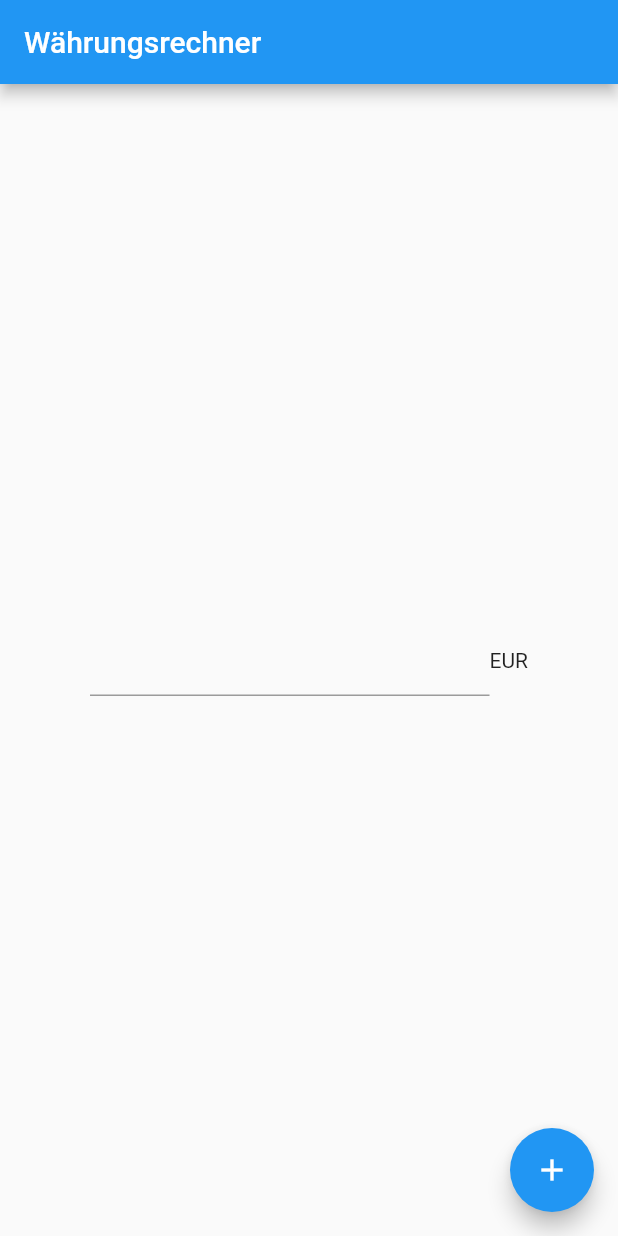
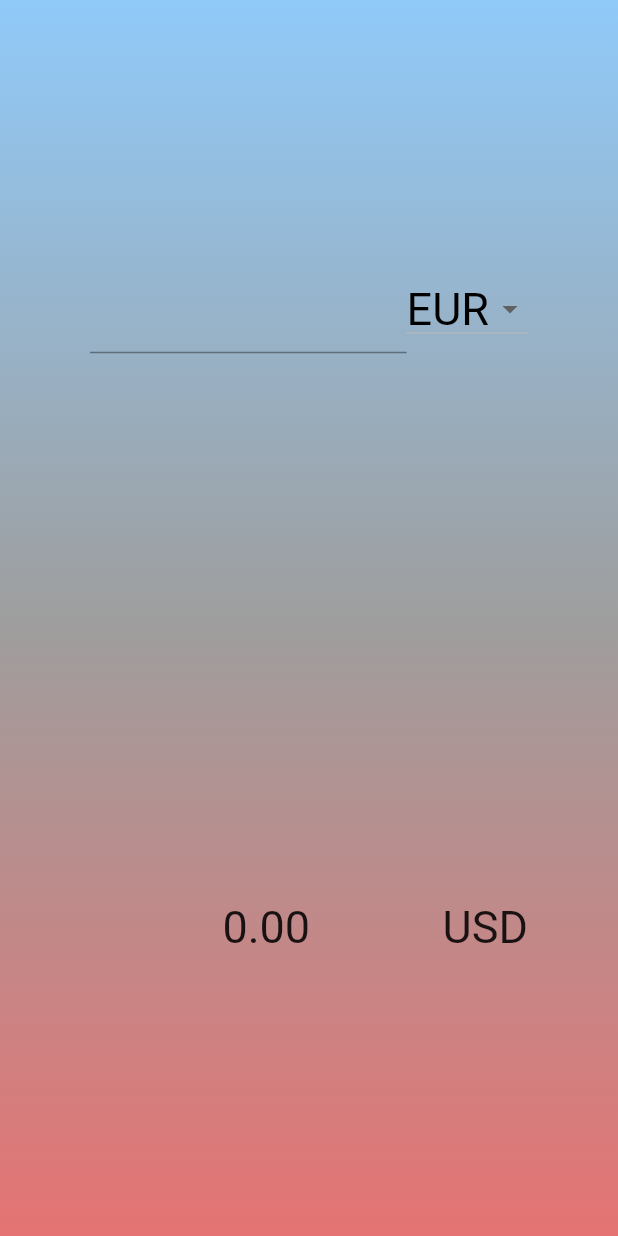
Before and after one commit to bogymgtt/waehrungsrechner, a Flutter app: the screen it shows after launch, on a phone screen of 412 x 824 dp. Run offline on Flutter 3.47's test engine with Material 2 defaults, Android fonts, the phone set to English and light mode, and no system bars; network calls fail.

Commit message:
Changes after ond day of work

```diff
--- a/lib/main.dart
+++ b/lib/main.dart
@@ -1,4 +1,6 @@
+import 'dart:convert';
 import 'package:flutter/material.dart';
+import 'package:http/http.dart' as http;
 
 void main() => runApp(new MyApp());
 
@@ -7,18 +9,17 @@ class MyApp extends StatelessWidget {
   @override
   Widget build(BuildContext context) {
     return new MaterialApp(
-      title: 'Flutter Demo',
+      title: 'Currency',
       theme: new ThemeData(
-        primarySwatch: Colors.blue,
+        primarySwatch: Colors.red,
       ),
-      home: new MyHomePage(title: 'Währungsrechner'),
+      home: new MyHomePage(title: 'Currency'),
     );
   }
 }
 
 class MyHomePage extends StatefulWidget {
   MyHomePage({Key key, this.title}) : super(key: key);
-
 
   final String title;
 
@@ -27,46 +28,141 @@ class MyHomePage extends StatefulWidget {
 }
 
 class _MyHomePageState extends State<MyHomePage> {
-  int _counter = 0;
+  num inputEU = 0;
+  num outputUSD = 0;
+  num rate = 1.153;
+  String inputCurrency = 'EUR';
+  String outputCurrency = 'USD';
 
-  void _incrementCounter() {
+  @override
+  void initState() {
+    http.get("https://api.exchangeratesapi.io/latest").then((response) {
       setState(() {
-      _counter++;
+        var body = response.body;
+        var rates = json.decode(body)["rates"];
+        rate = rates["USD"];
+      });
     });
   }
 
   Widget createCurrencyWidget() {
-    return
-       new Padding(
+    return Container(
+      decoration: new BoxDecoration(
+          gradient: LinearGradient(
+              colors: [Colors.blue[200], Colors.grey],
+              begin: FractionalOffset.topCenter,
+              end: FractionalOffset.bottomCenter)),
+      child: new Padding(
           padding: EdgeInsets.fromLTRB(60.0, 0.0, 60.0, 0.0),
           child: new Column(
               mainAxisAlignment: MainAxisAlignment.center,
               children: <Widget>[
-            new Row(children: <Widget>[
-            new Flexible(child: new TextField(
-              keyboardType: TextInputType.number
+                new Row(
+                  children: <Widget>[
+                    new Flexible(
+                        child: new TextField(
+                            textAlign: TextAlign.center,
+                            style: new TextStyle(
+                                fontFamily: "Roboto",
+                                fontSize: 30.0,
+                                color: Colors.black),
+                            onSubmitted: (t) => setState(() {
+                                  inputEU = num.parse(t);
+                            outputUSD = inputCurrency == 'EUR'
+                                ? inputEU * rate
+                                : inputEU / rate;
+                                }),
+                            keyboardType: TextInputType.number)),
+                    new DropdownButton<String>(
+                        value: inputCurrency,
+                        style: new TextStyle(
+                          color: Colors.black,
+                          fontSize: 30.0,
+                        ),
+                        items: <String>["EUR", "USD"].map((String value) {
+                          return new DropdownMenuItem<String>(
+                              value: value, child: new Text(value));
+                        }).toList(),
+                        onChanged: (text) {
+                          setState(() {
+                            inputCurrency = text;
+                            outputCurrency =
+                                inputCurrency == 'EUR' ? 'USD' : 'EUR';
+                            outputUSD = inputCurrency == 'EUR'
+                                ? inputEU * rate
+                                : inputEU / rate;
+                          });
+                        }),
+                  ],
+                ),
+              ])),
+    );
+  }
+
+  Widget createCurrencyWidget2() {
+    return Container(
+      decoration: new BoxDecoration(
+        color: Colors.grey,
+      ),
+      child: Container(
+        decoration: new BoxDecoration(
+            gradient: LinearGradient(
+                colors: [
+              Colors.grey,
+              Colors.red[300]
+            ],
+                begin: FractionalOffset.topCenter,
+                end: FractionalOffset.bottomCenter)),
+        child: new Padding(
+            padding: EdgeInsets.fromLTRB(60.0, 0.0, 60.0, 0.0),
+            child: Container(
+              alignment: Alignment.centerLeft,
+              child: new Column(
+                  mainAxisAlignment: MainAxisAlignment.center,
+                  children: <Widget>[
+                    new Row(
+                      children: <Widget>[
+                        new Flexible(
+                            fit: FlexFit.tight,
+                            child: new Text(
+                              outputUSD.toStringAsFixed(2),
+                              textAlign: TextAlign.center,
+                              style: new TextStyle(
+                                fontFamily: "Roboto",
+                                fontSize: 30.0,
+                              ),
                             )),
-            new Text(
-              'EUR',
+                        new Text(outputCurrency,
+                        style: new TextStyle(
+                          fontFamily: "Roboto",
+                          fontSize: 30.0
+                         ))
+
+
+                      ],
+                    )
+                  ]),
+            )),
       ),
-          ],
-        )]
-        ));
+    );
   }
 
   @override
   Widget build(BuildContext context) {
     return new Scaffold(
-      appBar: new AppBar(
-        title: new Text(widget.title),
-      ),
-      body: new Center(
+      body: Column(
+        children: <Widget>[
+          Flexible(
+            child: new Center(
               child: createCurrencyWidget(),
             ),
-      floatingActionButton: new FloatingActionButton(
-        onPressed: _incrementCounter,
-        tooltip: 'Increment',
-        child: new Icon(Icons.add),
+          ),
+          Flexible(
+            child: new Center(
+              child: createCurrencyWidget2(),
+            ),
+          ),
+        ],
       ), // This trailing comma makes auto-formatting nicer for build methods.
     );
   }
--- a/pubspec.yaml
+++ b/pubspec.yaml
@@ -13,6 +13,7 @@ environment:
   sdk: ">=2.0.0-dev.68.0 <3.0.0"
 
 dependencies:
+  http: ^0.11.3
   flutter:
     sdk: flutter
 
```
Also changed, not shown: pubspec.lock, 2 other files. Lines whose indentation alone changed are shown as unchanged.
